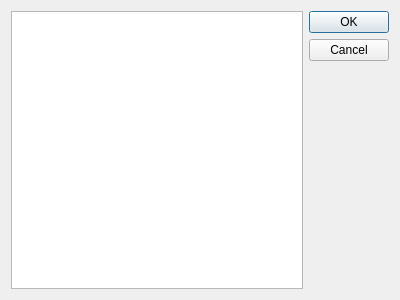
The window that src/ui/exportcsvdialog.ui (kaniol-lck/Paperless-Client) describes before a commit, drawn with Qt 5.
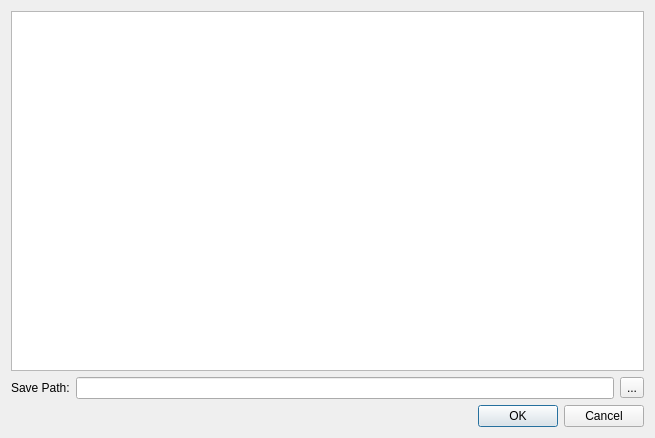
The same window after the commit.

What changed in the file:
```diff
--- a/src/ui/exportcsvdialog.ui
+++ b/src/ui/exportcsvdialog.ui
@@ -6,21 +6,46 @@
    <rect>
     <x>0</x>
     <y>0</y>
-    <width>400</width>
-    <height>300</height>
+    <width>655</width>
+    <height>438</height>
    </rect>
   </property>
   <property name="windowTitle">
    <string>Dialog</string>
   </property>
-  <layout class="QHBoxLayout" name="horizontalLayout">
+  <layout class="QVBoxLayout" name="verticalLayout">
    <item>
     <widget class="QListWidget" name="exportFields"/>
    </item>
+   <item>
+    <layout class="QFormLayout" name="formLayout">
+     <item row="0" column="0">
+      <widget class="QLabel" name="label_3">
+       <property name="text">
+        <string>Save Path:</string>
+       </property>
+      </widget>
+     </item>
+     <item row="0" column="1">
+      <layout class="QHBoxLayout" name="horizontalLayout">
+       <item>
+        <widget class="QLineEdit" name="savePath"/>
+       </item>
+       <item>
+        <widget class="QToolButton" name="toolButton">
+         <property name="text">
+          <string>...</string>
+         </property>
+        </widget>
+       </item>
+      </layout>
+     </item>
+    </layout>
+   </item>
    <item>
     <widget class="QDialogButtonBox" name="buttonBox">
      <property name="orientation">
-      <enum>Qt::Orientation::Vertical</enum>
+      <enum>Qt::Orientation::Horizontal</enum>
      </property>
      <property name="standardButtons">
       <set>QDialogButtonBox::StandardButton::Cancel|QDialogButtonBox::StandardButton::Ok</set>
```
